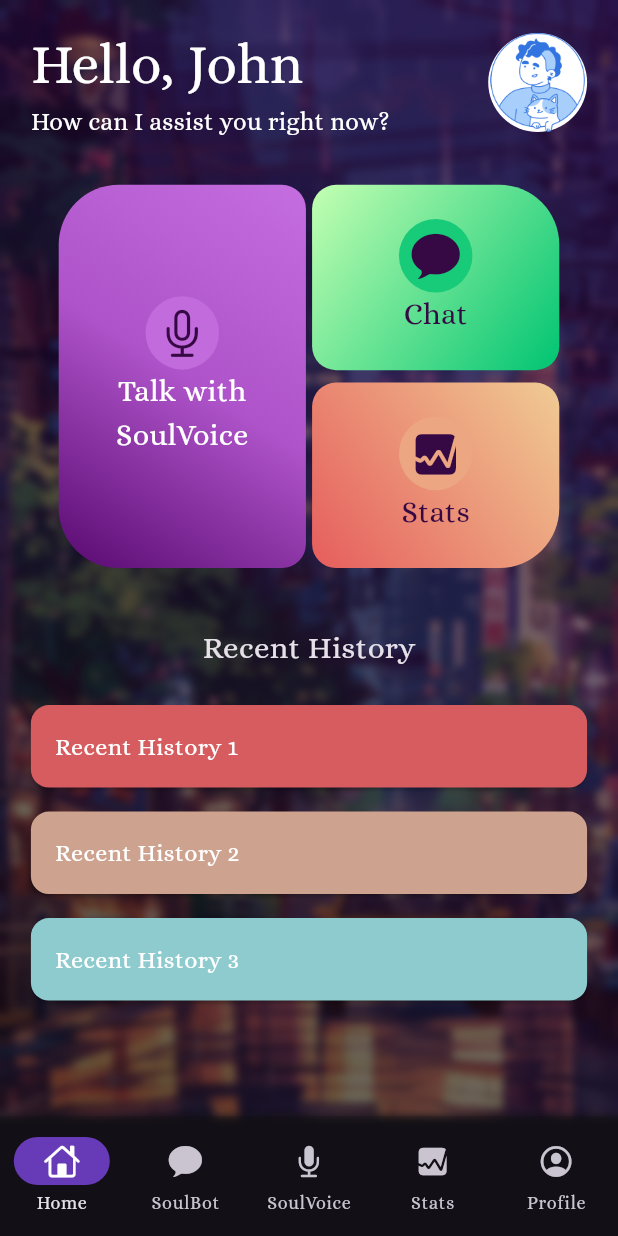
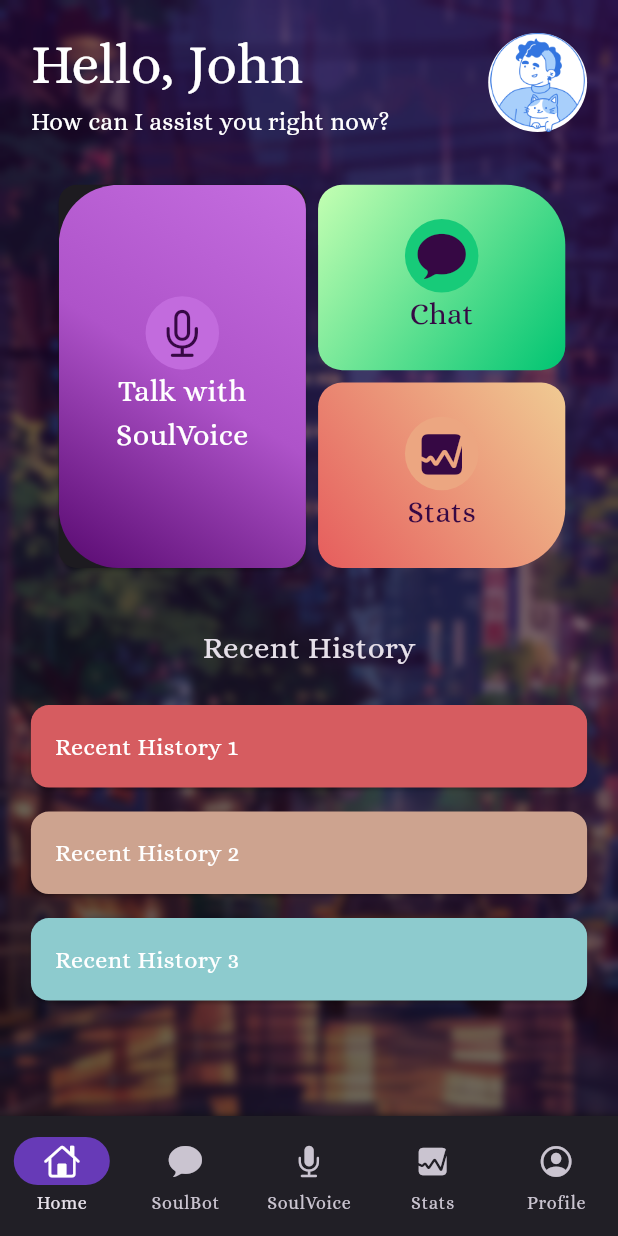
Before and after one commit to Asmika-Panchal/SoulSpace-main, a Flutter app: the screen it shows after launch, on a phone screen of 412 x 824 dp. Run offline on Flutter 3.47's test engine with Material 3 defaults, Android fonts, the phone set to English and light mode, and no system bars; missing offline and left inert: gif.

Commit message:
Reverted last commit

```diff
--- a/lib/screens/homescreen.dart
+++ b/lib/screens/homescreen.dart
@@ -2,9 +2,18 @@ import 'dart:ui';
 
 import 'package:flutter/cupertino.dart';
 import 'package:flutter/material.dart';
-import 'package:soul/screens/soulvoice_view.dart';
-import 'package:soul/screens/statsscreen.dart';
-import 'package:soul/soulspace.dart';
+
+class HomeScreen extends StatelessWidget {
+  const HomeScreen({super.key});
+
+  @override
+  Widget build(BuildContext context) {
+    return const MaterialApp(
+      debugShowCheckedModeBanner: false,
+      home: SoulHomeScreen(),
+    );
+  }
+}
 
 class SoulHomeScreen extends StatelessWidget {
   const SoulHomeScreen({super.key});
@@ -75,7 +84,13 @@ class SoulHomeScreen extends StatelessWidget {
                       Column(
                         mainAxisAlignment: MainAxisAlignment.center,
                         children: [
-                          InkWell(
+                          Card(
+                            clipBehavior: Clip.hardEdge,
+                            child: InkWell(
+                              splashColor: Colors.blue.withAlpha(30),
+                              onTap: () {
+                                debugPrint('Card tapped.');
+                              },
                               child: Container(
                                 decoration: const BoxDecoration(
                                     borderRadius: BorderRadius.only(
@@ -113,21 +128,14 @@ class SoulHomeScreen extends StatelessWidget {
                                       'Talk with SoulVoice',
                                       style: TextStyle(
                                           fontSize: 20,
-                                        color:
-                                            Color.fromARGB(255, 255, 255, 255)),
+                                          color: Color.fromARGB(
+                                              255, 255, 255, 255)),
                                       textAlign: TextAlign.center,
                                     ),
                                   ],
                                 )),
                               ),
-                            onTap: () {
-                              Navigator.push(
-                                context,
-                                MaterialPageRoute(
-                                    builder: (context) =>
-                                        const SoulVoiceScreen()),
-                              );
-                            },
+                            ),
                           ),
                         ],
                       ),
@@ -137,8 +145,7 @@ class SoulHomeScreen extends StatelessWidget {
                       Column(
                         mainAxisAlignment: MainAxisAlignment.center,
                         children: [
-                          InkWell(
-                            child: Container(
+                          Container(
                             decoration: const BoxDecoration(
                                 borderRadius: BorderRadius.only(
                                     bottomRight: Radius.circular(16),
@@ -178,19 +185,10 @@ class SoulHomeScreen extends StatelessWidget {
                               ],
                             )),
                           ),
-                            onTap: () {
-                              Navigator.push(
-                                context,
-                                MaterialPageRoute(
-                                    builder: (context) => const ChatScreen()),
-                              );
-                            },
-                          ),
                           SizedBox(
                             height: screenHeight * 0.01,
                           ),
-                          InkWell(
-                            child: Container(
+                          Container(
                             decoration: const BoxDecoration(
                                 borderRadius: BorderRadius.only(
                                     bottomRight: Radius.circular(40),
@@ -229,14 +227,6 @@ class SoulHomeScreen extends StatelessWidget {
                                 ),
                               ],
                             )),
-                            ),
-                            onTap: () {
-                              Navigator.push(
-                                context,
-                                MaterialPageRoute(
-                                    builder: (context) => const Statsscreen()),
-                              );
-                            },
                           ),
                         ],
                       ),
--- a/lib/screens/navigationscreen.dart
+++ b/lib/screens/navigationscreen.dart
@@ -36,7 +36,6 @@ class _SoulBotHomeState extends State<SoulBotHome> {
           });
         },
         indicatorColor: Colors.deepPurple,
-        backgroundColor: Color.fromARGB(255, 0, 0, 0).withOpacity(0.1),
         selectedIndex: currentPageIndex,
         destinations: const [
           NavigationDestination(
```
Also changed, not shown: 2 other files. Lines whose indentation alone changed are shown as unchanged.
